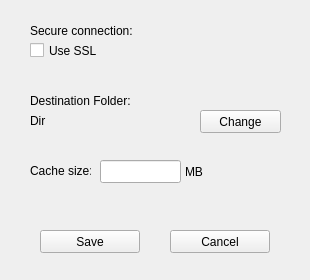
This is pCloud/settingswindow.ui in pcloudcom/pfs-gui as Qt 5 draws it before an edit. The edited form follows.
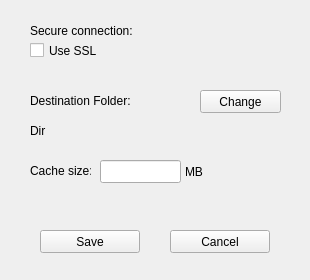
This is the edited form.

What changed in the file:
```diff
--- a/pCloud/settingswindow.ui
+++ b/pCloud/settingswindow.ui
@@ -31,7 +31,7 @@
     <property name="geometry">
      <rect>
       <x>200</x>
-      <y>110</y>
+      <y>90</y>
       <width>81</width>
       <height>23</height>
      </rect>
@@ -44,8 +44,8 @@
     <property name="geometry">
      <rect>
       <x>30</x>
-      <y>110</y>
-      <width>151</width>
+      <y>120</y>
+      <width>251</width>
       <height>21</height>
      </rect>
     </property>
```
